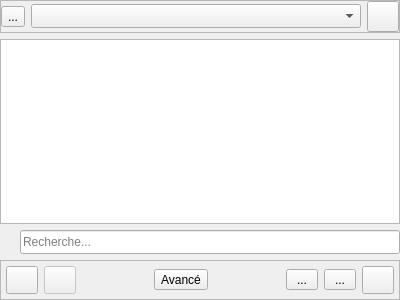
Old version of the form client/src/widgets/ProjectNavigator.ui in the repository introlab/openteraplus.
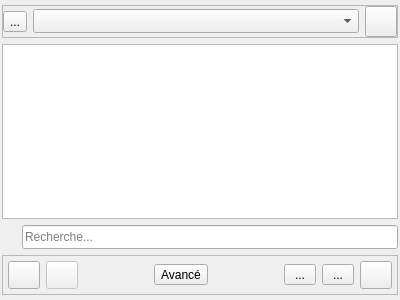
New version of the form. Icons and pictures are not drawn. Custom widgets are drawn as their Qt base class.

```diff
--- a/client/src/widgets/ProjectNavigator.ui
+++ b/client/src/widgets/ProjectNavigator.ui
@@ -15,16 +15,16 @@
   </property>
   <layout class="QVBoxLayout" name="verticalLayout">
    <property name="leftMargin">
-    <number>0</number>
+    <number>2</number>
    </property>
    <property name="topMargin">
-    <number>0</number>
+    <number>5</number>
    </property>
    <property name="rightMargin">
-    <number>0</number>
+    <number>2</number>
    </property>
    <property name="bottomMargin">
-    <number>0</number>
+    <number>5</number>
    </property>
    <item>
     <widget class="QFrame" name="frameSites">
```
